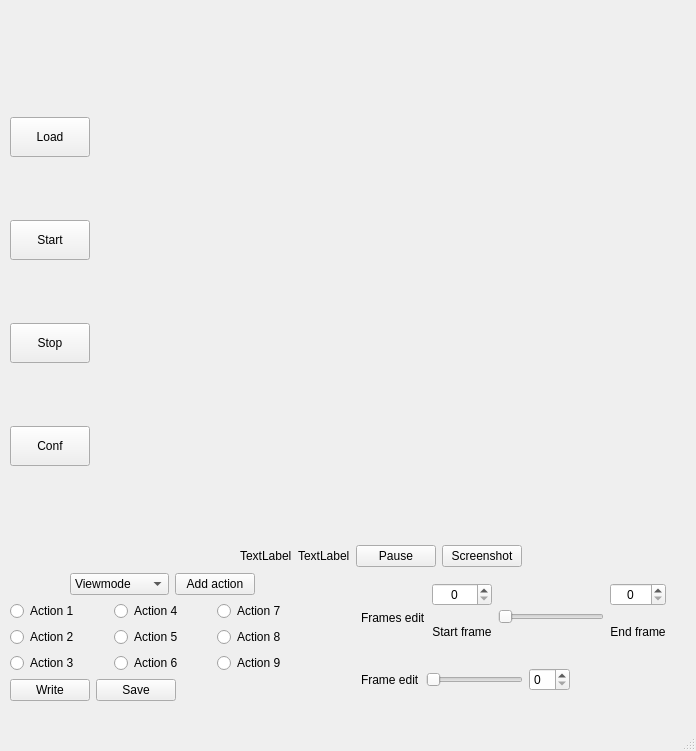
First picture: the form in video_player.ui, repository longlin10086/Video_player, before the edit.
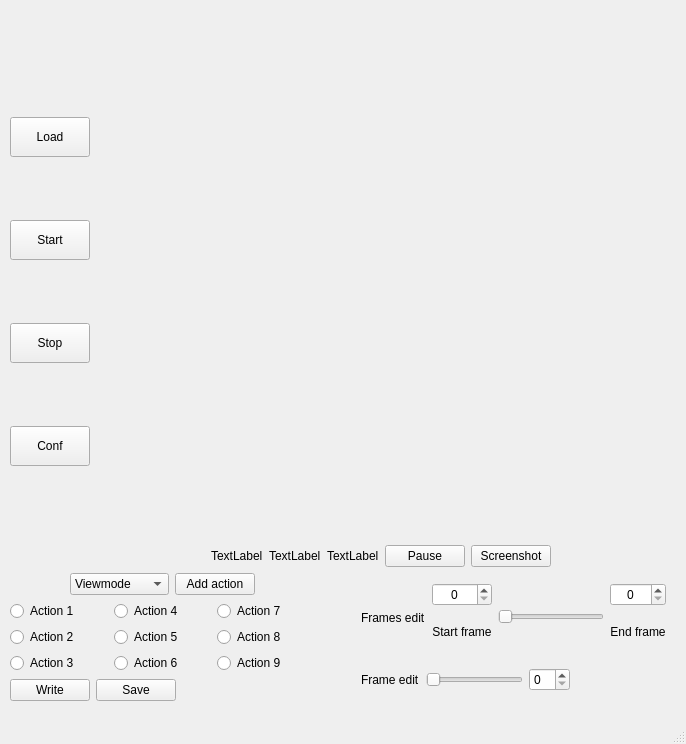
Second picture: the form after the edit. Icons and pictures are not drawn. Custom widgets are drawn as their Qt base class.

```diff
--- a/video_player.ui
+++ b/video_player.ui
@@ -6,8 +6,8 @@
    <rect>
     <x>0</x>
     <y>0</y>
-    <width>696</width>
-    <height>751</height>
+    <width>686</width>
+    <height>744</height>
    </rect>
   </property>
   <property name="windowTitle">
@@ -189,6 +189,19 @@
              </property>
             </spacer>
            </item>
+           <item>
+            <widget class="BodyLabel" name="current_action_text">
+             <property name="maximumSize">
+              <size>
+               <width>250</width>
+               <height>40</height>
+              </size>
+             </property>
+             <property name="text">
+              <string>TextLabel</string>
+             </property>
+            </widget>
+           </item>
            <item>
             <widget class="BodyLabel" name="current">
              <property name="sizePolicy">
```
Left out of the diff: 2 changed lines with no effect on the pictures.
